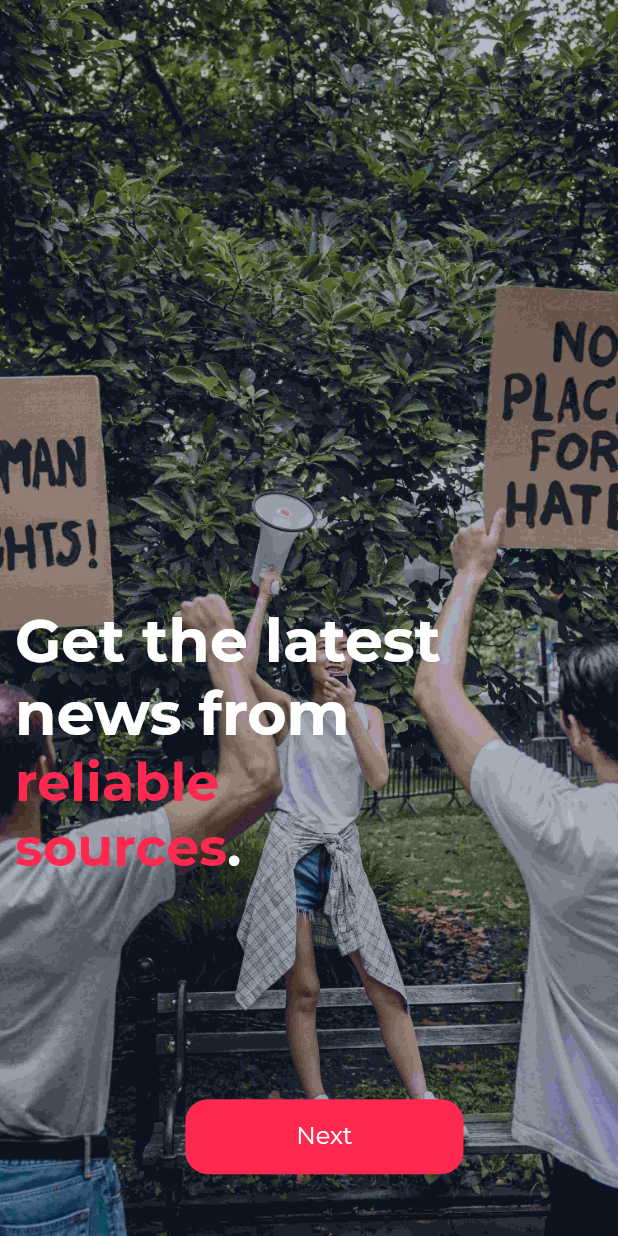
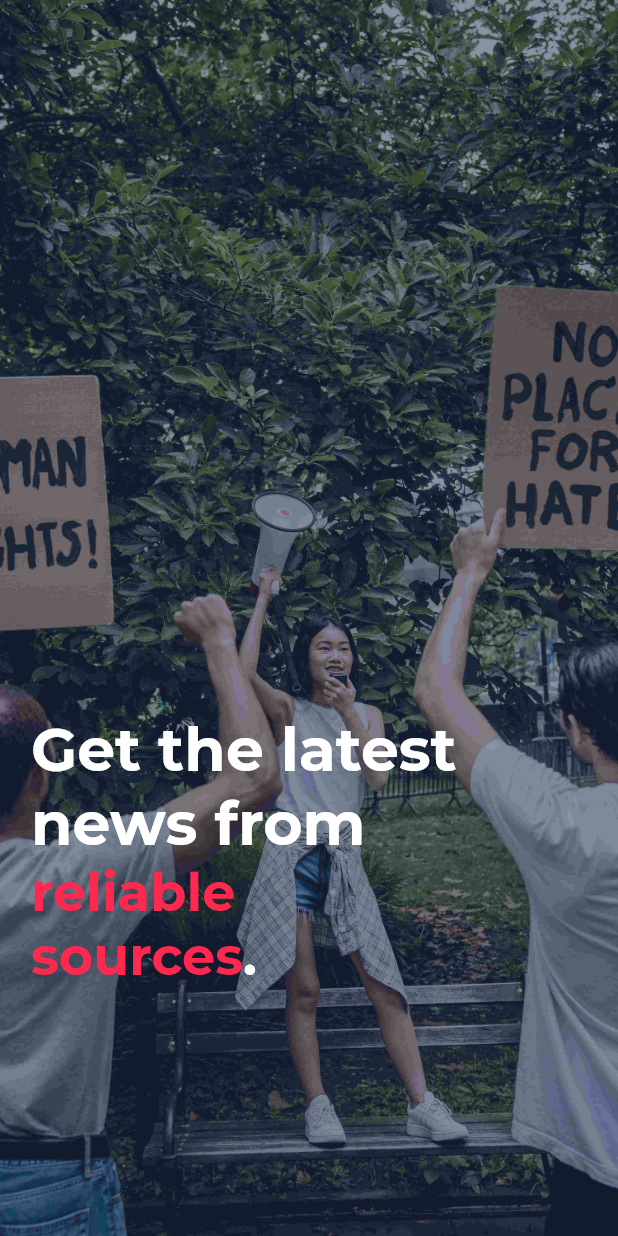
Before and after one commit to Febinjohnson96/newsz, a Flutter app: the screen it shows after launch, on a phone screen of 412 x 824 dp. Run offline on Flutter 3.47's test engine with Material 2 defaults, Android fonts, the phone set to English and light mode, and no system bars; our stand-ins replace animate_do, equatable, flex_color_scheme, get, get_it.

Commit message:
re-organized onoarding to load faster

```diff
--- /dev/null
+++ b/lib/src/data/models/onboarding_model/onboarding_model.dart
@@ -0,0 +1,8 @@
+class OnboardingModel {
+  String textPrimary, textSecondary, textTertiary, image;
+  OnboardingModel(
+      {required this.image,
+      required this.textPrimary,
+      required this.textSecondary,
+      required this.textTertiary});
+}
--- a/lib/src/presentation/onboarding/onboarding_controller.dart
+++ b/lib/src/presentation/onboarding/onboarding_controller.dart
@@ -1,11 +1,31 @@
 import 'package:flutter/cupertino.dart';
 import 'package:get/get.dart';
+import 'package:newsz/src/config/images/images.dart';
+import 'package:newsz/src/data/models/onboarding_model/onboarding_model.dart';
 
 class OnboardingController extends GetxController {
   final pageController = PageController();
   final titlecontroller = PageController();
   final _isLastPage = false.obs;
   bool get isLastPage => _isLastPage.value;
+
+  List<OnboardingModel> get listOfOnboardingContent => [
+        OnboardingModel(
+            image: protest,
+            textPrimary: "Get the latest news from",
+            textSecondary: "\nreliable\nsources",
+            textTertiary: "."),
+        OnboardingModel(
+            image: flags,
+            textPrimary: "Still",
+            textSecondary: " up to date",
+            textTertiary: "\nnews from all around the world"),
+        OnboardingModel(
+            image: dome,
+            textPrimary: "From art to politics,",
+            textSecondary: "\nanything",
+            textTertiary: " in newz"),
+      ];
 
   void nextPage() {
     if (pageController.page == 1) {
--- a/lib/src/presentation/onboarding/onboarding_screen.dart
+++ b/lib/src/presentation/onboarding/onboarding_screen.dart
@@ -1,10 +1,7 @@
 import 'package:flutter/material.dart';
 import 'package:get/get.dart';
-import 'package:newsz/src/config/theme/appcolors.dart';
 import 'package:newsz/src/presentation/onboarding/onboarding_controller.dart';
-import 'package:newsz/src/presentation/onboarding/widgets/onboarding_images.dart';
-import 'package:newsz/src/presentation/onboarding/widgets/onboarding_titles.dart';
-import 'package:newsz/src/widgets/appbutton.dart';
+import 'package:newsz/src/presentation/onboarding/widgets/onboarding_content.dart';
 
 class OnBoardingScreen extends StatelessWidget {
   const OnBoardingScreen({Key? key}) : super(key: key);
@@ -16,46 +13,21 @@ class OnBoardingScreen extends StatelessWidget {
         builder: (controller) {
           return Scaffold(
             body: LayoutBuilder(builder: (context, constraints) {
-              return Stack(children: [
-                OnboardingImages(
-                  constraints: constraints,
-                  pageController: controller.pageController,
-                ),
-                Positioned(
-                  bottom: 0,
-                  child: Container(
-                    height: MediaQuery.of(context).size.height,
-                    width: MediaQuery.of(context).size.width,
-                    color: blueVogue.withOpacity(0.3),
-                  ),
-                ),
-                Positioned(
-                  bottom: constraints.maxHeight * 0.2,
-                  child: Padding(
-                    padding: const EdgeInsets.all(10),
-                    child: SizedBox(
-                      width: constraints.maxWidth * 0.7,
-                      height: constraints.maxWidth * 0.6,
-                      child: OnboardingTitles(
-                        pageController: controller.titlecontroller,
-                      ),
-                    ),
-                  ),
-                ),
-                Positioned(
-                    bottom: constraints.maxHeight * 0.05,
-                    left: constraints.maxWidth * 0.3,
-                    child: SizedBox(
-                        width: constraints.maxWidth * 0.45,
-                        child: Obx(
-                          () => AppButton(
-                              callback: () => controller.isLastPage
-                                  ? controller.routeToSignIn()
-                                  : controller.nextPage(),
-                              btntitle:
-                                  controller.isLastPage ? "Sign in" : "Next"),
-                        ))),
-              ]);
+              return PageView.builder(
+                  allowImplicitScrolling: true,
+                  itemCount: controller.listOfOnboardingContent.length,
+                  itemBuilder: (context, index) {
+                    return OnboardingContent(
+                      image: controller.listOfOnboardingContent[index].image,
+                      constraints: constraints,
+                      textPrimary:
+                          controller.listOfOnboardingContent[index].textPrimary,
+                      textSecondary: controller
+                          .listOfOnboardingContent[index].textSecondary,
+                      textTertiary: controller
+                          .listOfOnboardingContent[index].textTertiary,
+                    );
+                  });
             }),
           );
         });
--- /dev/null
+++ b/lib/src/presentation/onboarding/widgets/onboarding_content.dart
@@ -0,0 +1,70 @@
+import 'package:flutter/material.dart';
+import 'package:newsz/src/config/theme/appcolors.dart';
+
+class OnboardingContent extends StatelessWidget {
+  const OnboardingContent({
+    required this.constraints,
+    required this.textPrimary,
+    required this.textSecondary,
+    required this.textTertiary,
+    Key? key,
+    required this.image,
+  }) : super(key: key);
+
+  final BoxConstraints constraints;
+  final String textPrimary;
+  final String textSecondary;
+  final String textTertiary;
+  final String image;
+
+  @override
+  Widget build(BuildContext context) {
+    return Stack(
+      children: [
+        Image.asset(
+          image,
+          height: double.maxFinite,
+          width: double.maxFinite,
+          fit: BoxFit.cover,
+        ),
+        Container(
+          decoration: BoxDecoration(color: blueVogue.withOpacity(0.5)),
+        ),
+        Positioned(
+          bottom: constraints.maxHeight * 0.2,
+          left: constraints.maxWidth * 0.05,
+          child: SizedBox(
+            width: constraints.maxWidth * 0.8,
+            child: RichText(
+              text: TextSpan(
+                text: textPrimary,
+                style: Theme.of(context).textTheme.headline2?.copyWith(
+                    fontWeight: FontWeight.bold,
+                    fontSize: 40,
+                    color: Colors.white),
+                children: [
+                  TextSpan(
+                    text: textSecondary,
+                    style: Theme.of(context).textTheme.headline2?.copyWith(
+                          color: redRibbon,
+                          fontWeight: FontWeight.bold,
+                          fontSize: 35,
+                        ),
+                  ),
+                  TextSpan(
+                    text: textTertiary,
+                    style: Theme.of(context).textTheme.headline2?.copyWith(
+                          color: Colors.white,
+                          fontWeight: FontWeight.bold,
+                          fontSize: 35,
+                        ),
+                  )
+                ],
+              ),
+            ),
+          ),
+        ),
+      ],
+    );
+  }
+}
--- a/lib/src/presentation/onboarding/widgets/onboarding_images.dart
+++ /dev/null
@@ -1,37 +0,0 @@
-import 'package:flutter/material.dart';
-import 'package:newsz/src/config/images/images.dart';
-
-class OnboardingImages extends StatelessWidget {
-  const OnboardingImages({
-    required this.pageController,
-    required this.constraints,
-    Key? key,
-  }) : super(key: key);
-  final BoxConstraints constraints;
-  final PageController pageController;
-
-  @override
-  Widget build(BuildContext context) {
-    return PageView(
-      physics: const AlwaysScrollableScrollPhysics(),
-      controller: pageController,
-      children: [
-        Image.asset(
-            height: constraints.maxHeight,
-            width: constraints.maxWidth,
-            fit: BoxFit.cover,
-            protest),
-        Image.asset(
-            height: constraints.maxHeight,
-            width: constraints.maxWidth,
-            fit: BoxFit.cover,
-            flags),
-        Image.asset(
-            height: constraints.maxHeight,
-            width: constraints.maxWidth,
-            fit: BoxFit.cover,
-            dome),
-      ],
-    );
-  }
-}
--- a/lib/src/presentation/onboarding/widgets/onboarding_titles.dart
+++ /dev/null
@@ -1,95 +0,0 @@
-import 'package:flutter/material.dart';
-import 'package:newsz/src/config/theme/appcolors.dart';
-
-class OnboardingTitles extends StatelessWidget {
-  const OnboardingTitles({
-    required this.pageController,
-    Key? key,
-  }) : super(key: key);
-  final PageController pageController;
-
-  @override
-  Widget build(BuildContext context) {
-    return PageView(
-      physics: const AlwaysScrollableScrollPhysics(),
-      controller: pageController,
-      children: [
-        RichText(
-          text: TextSpan(
-            text: "Get the latest news from",
-            style: Theme.of(context).textTheme.headline2?.copyWith(
-                fontWeight: FontWeight.bold, fontSize: 40, color: Colors.white),
-            children: [
-              TextSpan(
-                text: "\nreliable\nsources",
-                style: Theme.of(context).textTheme.headline2?.copyWith(
-                      color: redRibbon,
-                      fontWeight: FontWeight.bold,
-                      fontSize: 35,
-                    ),
-              ),
-              TextSpan(
-                text: ".",
-                style: Theme.of(context).textTheme.headline2?.copyWith(
-                      color: Colors.white,
-                      fontWeight: FontWeight.bold,
-                      fontSize: 35,
-                    ),
-              )
-            ],
-          ),
-        ),
-        RichText(
-          text: TextSpan(
-            text: "Still",
-            style: Theme.of(context).textTheme.headline2?.copyWith(
-                fontWeight: FontWeight.bold, fontSize: 40, color: Colors.white),
-            children: [
-              TextSpan(
-                text: " up to date",
-                style: Theme.of(context).textTheme.headline2?.copyWith(
-                      color: redRibbon,
-                      fontWeight: FontWeight.bold,
-                      fontSize: 34,
-                    ),
-              ),
-              TextSpan(
-                text: "\nnews from all around the world",
-                style: Theme.of(context).textTheme.headline2?.copyWith(
-                      color: Colors.white,
-                      fontWeight: FontWeight.bold,
-                      fontSize: 35,
-                    ),
-              )
-            ],
-          ),
-        ),
-        RichText(
-          text: TextSpan(
-            text: "From art to politics,",
-            style: Theme.of(context).textTheme.headline2?.copyWith(
-                fontWeight: FontWeight.bold, fontSize: 40, color: Colors.white),
-            children: [
-              TextSpan(
-                text: "\nanything",
-                style: Theme.of(context).textTheme.headline2?.copyWith(
-                      color: redRibbon,
-                      fontWeight: FontWeight.bold,
-                      fontSize: 35,
-                    ),
-              ),
-              TextSpan(
-                text: " in newz",
-                style: Theme.of(context).textTheme.headline2?.copyWith(
-                      color: Colors.white,
-                      fontWeight: FontWeight.bold,
-                      fontSize: 35,
-                    ),
-              )
-            ],
-          ),
-        ),
-      ],
-    );
-  }
-}
```
Also changed, not shown: 1 other file.
